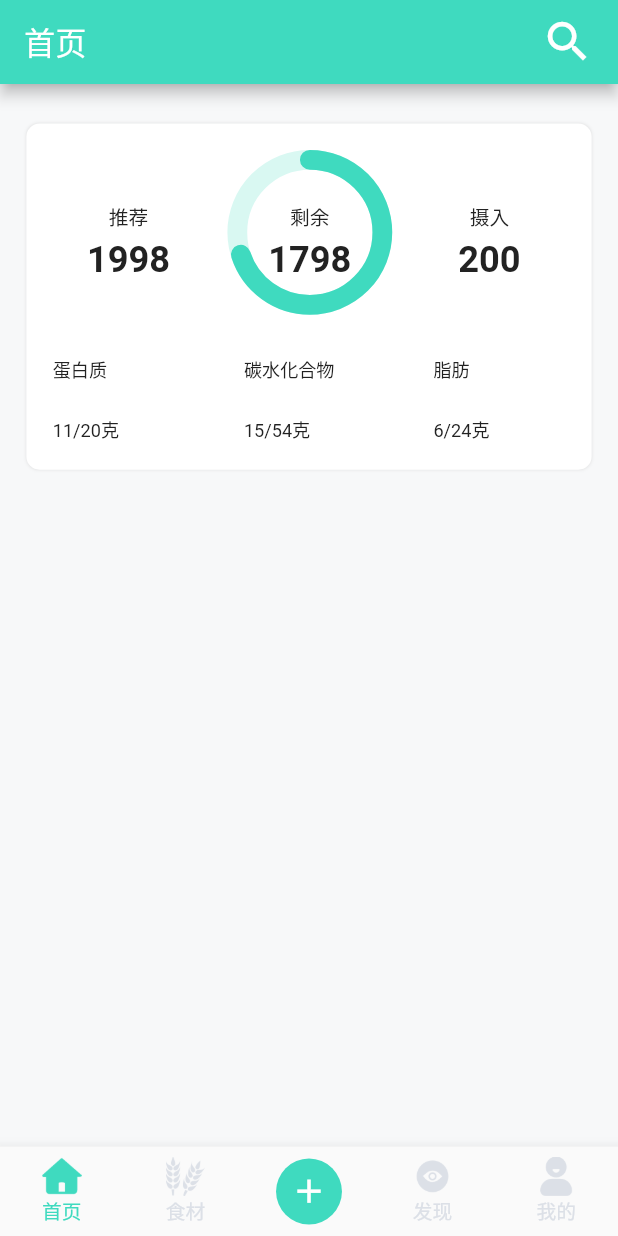
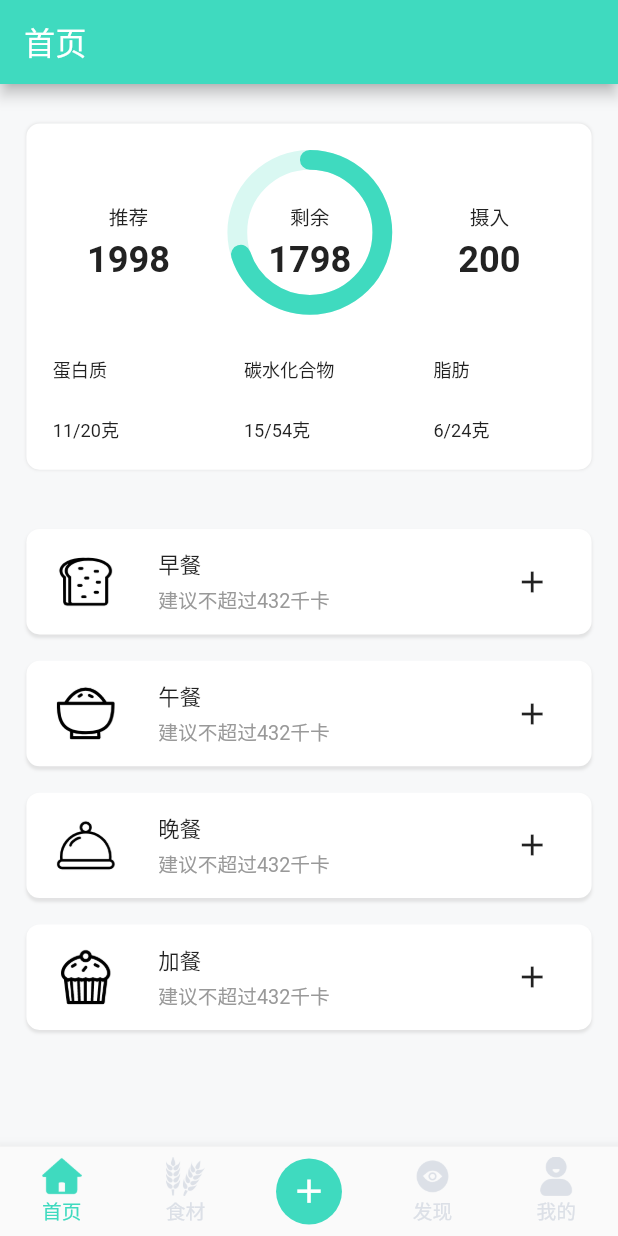
Before and after one commit to obulks/healthy-diet-housekeeper-app, a Flutter app: the screen it shows after launch, on a phone screen of 412 x 824 dp. Run offline on Flutter 3.47's test engine with Material 2 defaults, Android fonts, the phone set to English and light mode, and no system bars; drawn by our look-alikes of percent_indicator.

Commit message:
完成首页布局

```diff
--- a/lib/routes/home_page.dart
+++ b/lib/routes/home_page.dart
@@ -3,8 +3,9 @@ import 'package:percent_indicator/percent_indicator.dart';
 import '../common/size_fit.dart';
 import '../common/int_extension.dart';
 import '../common/double_extension.dart';
-import '../widgets/show_macronutrient.dart';
-import '../widgets/show_calorie.dart';
+import '../widgets/home_show_macronutrient.dart';
+import '../widgets/home_show_calorie.dart';
+import '../widgets/home_record_food_button.dart';
 
 class HomePage extends StatefulWidget {
   @override
@@ -12,9 +13,21 @@ class HomePage extends StatefulWidget {
 }
 
 class _HomePageState extends State<HomePage> {
+  var buttonIcons;
+
+  void initData() {
+    buttonIcons = [
+      Image.asset('assets/icons/breakfast.png', width: 32.px, height: 32.px),
+      Image.asset('assets/icons/lunch.png', width: 32.px, height: 32.px),
+      Image.asset('assets/icons/dinner.png', width: 32.px, height: 32.px),
+      Image.asset('assets/icons/snack.png', width: 32.px, height: 32.px),
+    ];
+  }
+
   @override
   Widget build(BuildContext context) {
     SizeFit.initialize(context);
+    initData();
     return Scaffold(
       appBar: AppBar(
         title: Text(
@@ -24,21 +37,21 @@ class _HomePageState extends State<HomePage> {
             fontSize: 19.px,
           ),
         ),
-        actions: [
-          Padding(
-            padding: EdgeInsets.only(right: 16),
-            child: GestureDetector(
-              child: Icon(
-                Icons.search,
-                size: 32.px,
-                color: Colors.white,
-              ),
-              onTap: () {
-                print('tap');
-              },
-            ),
-          ),
-        ],
+        // actions: [
+        //   Padding(
+        //     padding: EdgeInsets.only(right: 16),
+        //     child: GestureDetector(
+        //       child: Icon(
+        //         Icons.search,
+        //         size: 32.px,
+        //         color: Colors.white,
+        //       ),
+        //       onTap: () {
+        //         print('tap');
+        //       },
+        //     ),
+        //   ),
+        // ],
       ),
       body: Container(
         color: Color(0xffF7F8F9),
@@ -144,6 +157,38 @@ class _HomePageState extends State<HomePage> {
                 ],
               ),
             ),
+            SizedBox(
+              height: 20.px,
+            ),
+            RecordFoodButton(
+              icon: buttonIcons[0],
+              title: '早餐',
+              subTitle: '建议不超过432千卡',
+              onTap: () {
+                print('tap');
+              },
+            ),RecordFoodButton(
+              icon: buttonIcons[1],
+              title: '午餐',
+              subTitle: '建议不超过432千卡',
+              onTap: () {
+                print('tap');
+              },
+            ),RecordFoodButton(
+              icon: buttonIcons[2],
+              title: '晚餐',
+              subTitle: '建议不超过432千卡',
+              onTap: () {
+                print('tap');
+              },
+            ),RecordFoodButton(
+              icon: buttonIcons[3],
+              title: '加餐',
+              subTitle: '建议不超过432千卡',
+              onTap: () {
+                print('tap');
+              },
+            ),
           ],
         ),
       ), // 构建主页面
--- /dev/null
+++ b/lib/widgets/home_record_food_button.dart
@@ -0,0 +1,92 @@
+import 'package:flutter/material.dart';
+import '../common/size_fit.dart';
+import '../common/int_extension.dart';
+import '../common/double_extension.dart';
+
+
+class RecordFoodButton extends StatelessWidget {
+  final Function onTap;
+  final String title;
+  final String subTitle;
+  final Widget icon;
+
+  RecordFoodButton({
+    this.title,
+    this.subTitle,
+    this.icon,
+    @required this.onTap,
+  });
+
+  @override
+  Widget build(BuildContext context) {
+    SizeFit.initialize(context);
+    return Container(
+      width: 345.px,
+      height: 64.px,
+      margin: EdgeInsets.only(
+        top: 16.px,
+        right: 16.px,
+        left: 16.px,
+      ),
+      decoration: BoxDecoration(
+        color: Colors.white,
+        borderRadius: BorderRadius.all(Radius.circular(8.px)),
+        boxShadow: [
+          BoxShadow(
+            color: Color(0xffcccccc).withOpacity(0.5),
+            offset: Offset(0, 2),
+            blurRadius: 1,
+          ),
+        ],
+      ),
+      child: GestureDetector(
+        onTap: () {
+          onTap();
+        },
+        child: Container(
+          color: Colors.transparent,
+          child: Row(
+            children: [
+              Container(
+                width: 40.px,
+                height: 40.px,
+                margin: EdgeInsets.only(left: 16.px),
+                // decoration: BoxDecoration(
+                //   color: Color(0xffFCD8D8),
+                //   borderRadius: BorderRadius.all(Radius.circular(20.px)),
+                // ),
+                child: icon,
+              ),
+              SizedBox(width: 24.px),
+              Container(
+                child: Column(
+                  mainAxisAlignment: MainAxisAlignment.center,
+                  crossAxisAlignment: CrossAxisAlignment.start,
+                  children: [
+                    Text(
+                      '$title',
+                      style: TextStyle(
+                        fontSize: 13.px,
+                        fontWeight: FontWeight.w500,
+                      ),
+                    ),
+                    SizedBox(height: 4.px),
+                    Text(
+                      '$subTitle',
+                      style: TextStyle(
+                        fontSize: 12.px,
+                        color: Color(0xff999999),
+                      ),
+                    ),
+                  ],
+                ),
+              ),
+              SizedBox(width: 112.px),
+              Icon(Icons.add),
+            ],
+          ),
+        ),
+      ),
+    );
+  }
+}
--- a/lib/widgets/show_calorie.dart
+++ b/lib/widgets/home_show_calorie.dart
@@ -13,9 +13,9 @@ class ShowCalorie extends StatefulWidget {
   ShowCalorie({
     this.text,
     this.animationDuration = 1000,
-    this.animation = true,
-    this.lowerBound,
-    this.upperBound,
+    this.animation = false,
+    this.lowerBound = 0,
+    @required this.upperBound,
   });
   @override
   _ShowCalorieState createState() => _ShowCalorieState();
--- a/lib/widgets/show_macronutrient.dart
+++ b/lib/widgets/home_show_macronutrient.dart
@@ -39,6 +39,8 @@ class ShowMacronutrient extends StatelessWidget {
           LinearPercentIndicator(
             width: 80.px,
             lineHeight: 4.px,
+            animation: true,
+            animationDuration: 800,
             percent: percent,
             backgroundColor: backgroundColor,
             progressColor: progressColor,
```
Also changed, not shown: assets/icons/breakfast.png (added), assets/icons/dinner.png (added), assets/icons/lunch.png (added), assets/icons/snack.png (added).
